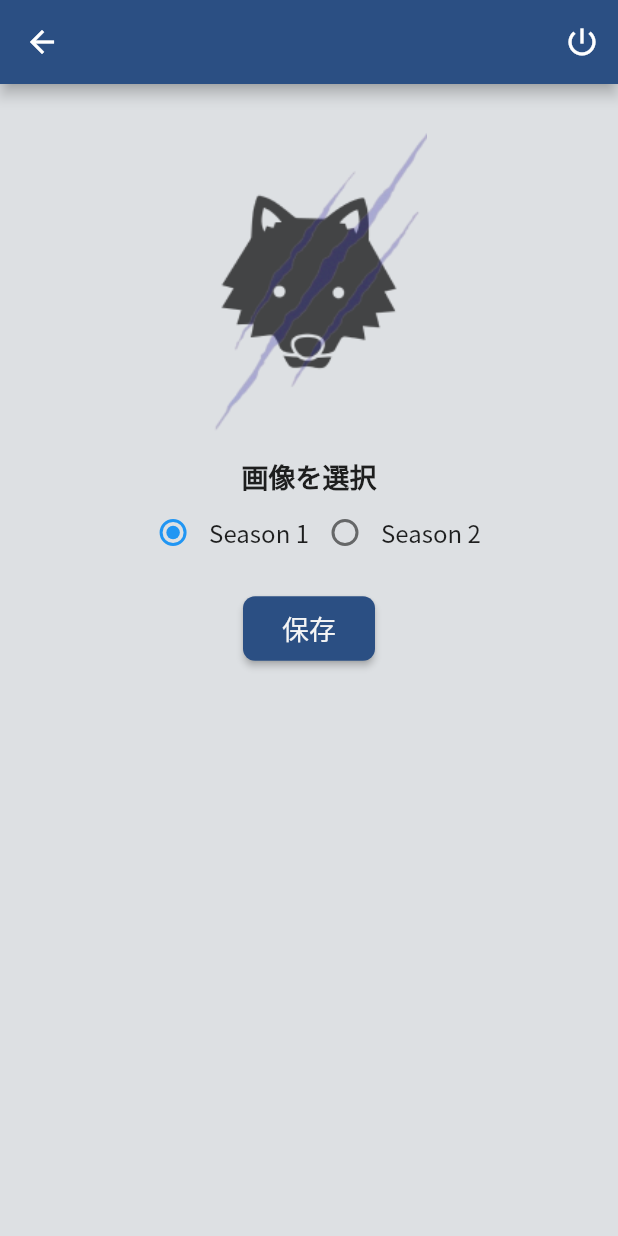
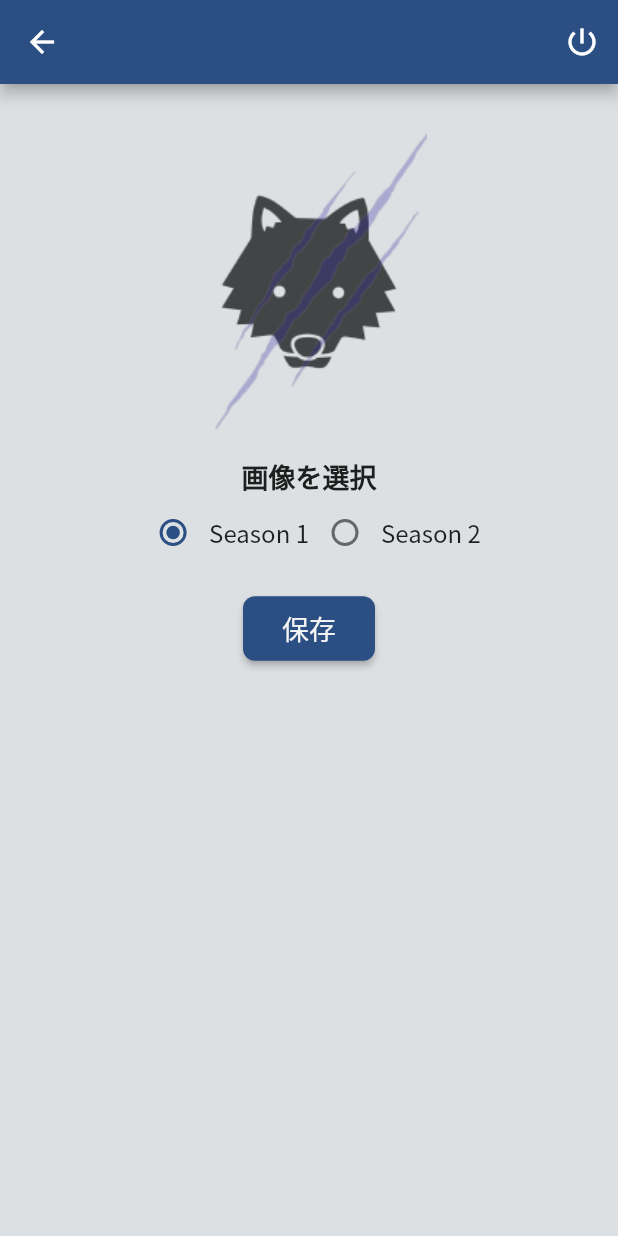
Before and after one commit to touyou/wednesday_wolf_app, a Flutter app: the SettingPage screen opened directly with sample values from the repository, on a phone screen of 412 x 824 dp. Run offline on Flutter 3.47's test engine with Material 2 defaults, Android fonts, the light colour scheme and no system bars; our stand-ins replace cloud_firestore, firebase_auth, firebase_storage, image_picker, progress_dialog, video_player; accounts and stored records are empty; Roboto replaces fonts that are missing (NotoSerifJP).

Commit message:
add name and course view

```diff
--- a/lib/common/constant.dart
+++ b/lib/common/constant.dart
@@ -37,6 +37,7 @@ class WolfColors {
   static const mainColor = Color.fromRGBO(43, 79, 131, 1);
   static const shadowBlack = Color.fromRGBO(46, 46, 46, 0.25);
   static const overlayBlack = Color.fromRGBO(39, 39, 39, 0.5);
+  static const darkGray = Color.fromRGBO(30, 30, 30, 1);
 }
 
 class WolfTextStyle {
@@ -56,6 +57,12 @@ class WolfTextStyle {
     fontSize: 24,
     fontWeight: FontWeight.bold,
   );
+  static const TextStyle gothicBlackName = TextStyle(
+    fontFamily: 'NotoSansJP',
+    color: WolfColors.darkGray,
+    fontSize: 10,
+    fontWeight: FontWeight.w700,
+  );
   static const TextStyle gothicBlackSmall = TextStyle(
     fontFamily: 'NotoSansJP',
     fontSize: 16,
--- a/lib/pages/setting_page.dart
+++ b/lib/pages/setting_page.dart
@@ -108,6 +108,7 @@ class _SettingPageState extends State<SettingPage> {
         Radio(
             value: 0,
             groupValue: imageId,
+            activeColor: WolfColors.mainColor,
             onChanged: (int value) => setState(() {
                   imageId = value;
                 })),
@@ -115,6 +116,7 @@ class _SettingPageState extends State<SettingPage> {
         Radio(
             value: 1,
             groupValue: imageId,
+            activeColor: WolfColors.mainColor,
             onChanged: (int value) => setState(() {
                   imageId = value;
                 })),
```
Also changed, not shown: lib/pages/home_page.dart (+44 -0 lines).
